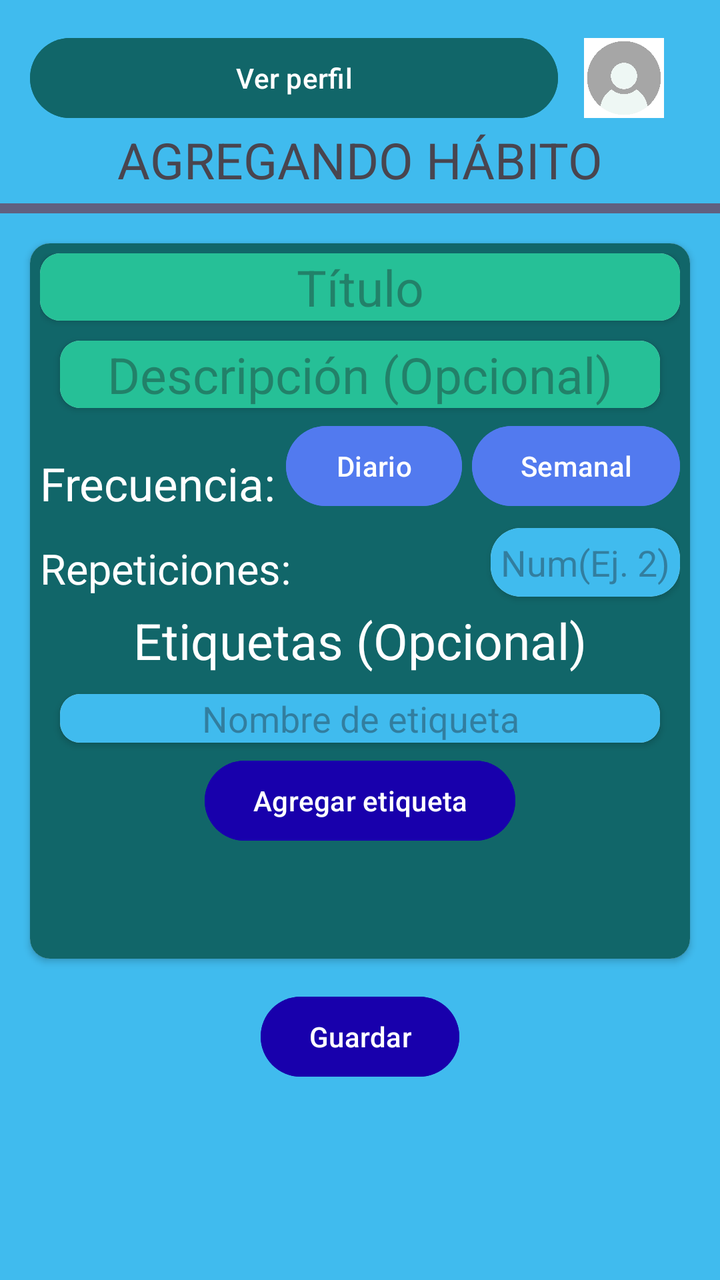
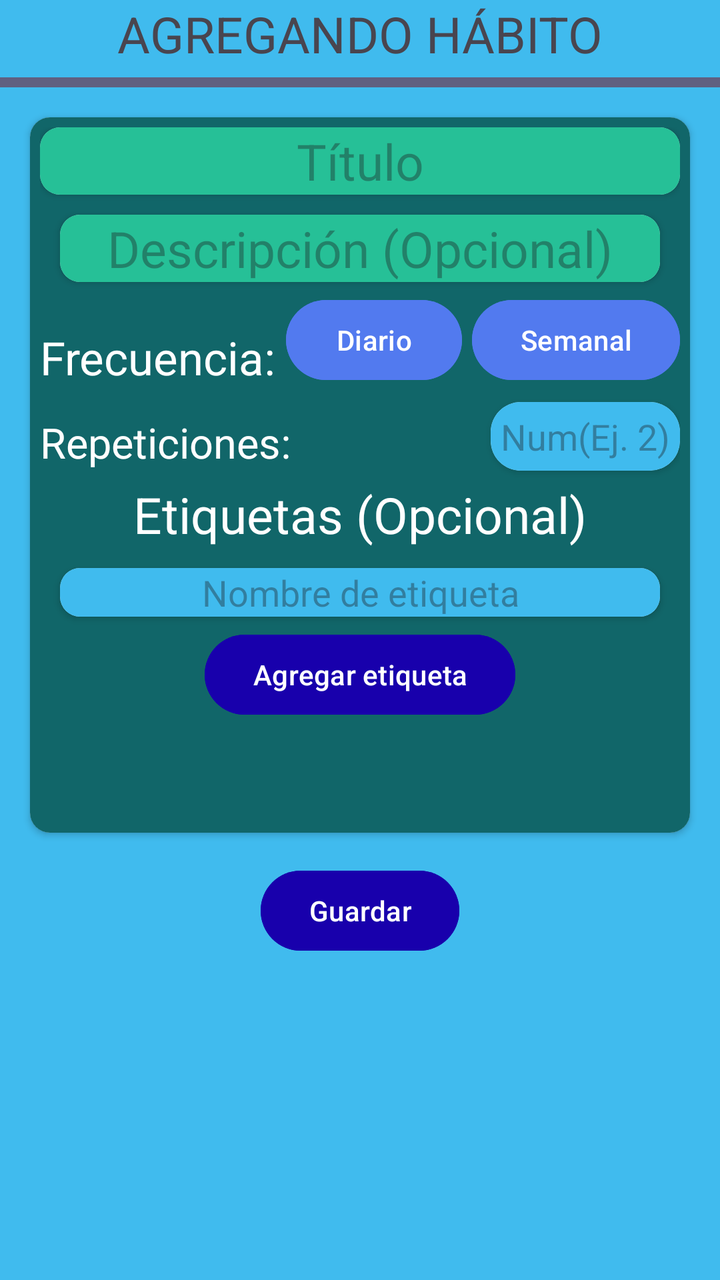

Two renders of the same Android screen: before a commit and after it. Below are the layout's source before the change and the commit's diff.
<!-- AndroidManifest.xml: application theme Theme.SuperSexiBoys -->
<!-- res/layout/activity_agregando_habitos.xml -->
<?xml version="1.0" encoding="utf-8"?>
<androidx.constraintlayout.widget.ConstraintLayout xmlns:android="http://schemas.android.com/apk/res/android"
    xmlns:app="http://schemas.android.com/apk/res-auto"
    xmlns:tools="http://schemas.android.com/tools"
    android:id="@+id/main"
    android:layout_width="match_parent"
    android:layout_height="match_parent"
    android:background="@color/celeste"
    tools:context=".HabitosActivity">
    <LinearLayout
        android:id="@+id/identifica_usuario"
        app:layout_constraintTop_toTopOf="parent"
        app:layout_constraintStart_toStartOf="parent"
        app:layout_constraintEnd_toEndOf="parent"
        android:layout_width="match_parent"
        android:weightSum="10"
        android:gravity="center"
        android:orientation="horizontal"
        android:layout_margin="15dp"
        android:layout_height="wrap_content">
        <Button
            android:layout_weight="8"
            android:layout_width="0dp"
            android:text="Ver perfil"
            android:backgroundTint="@color/verde_oscuro"
            android:layout_height="wrap_content"/>
        <ImageView
            android:id="@+id/imagen_perfil"
            android:layout_width="0dp"
            android:layout_weight="2"
            android:layout_height="40dp"
            android:src="@drawable/perfilvacio"/>
    </LinearLayout>

    <TextView
        android:id="@+id/agrega_habito_text"
        app:layout_constraintTop_toBottomOf="@+id/identifica_usuario"
        android:layout_width="wrap_content"
        app:layout_constraintStart_toStartOf="parent"
        app:layout_constraintEnd_toEndOf="parent"
        android:text="AGREGANDO HÁBITO"
        android:textSize="25sp"
        android:layout_height="wrap_content"/>
    <TextView
        android:id="@+id/linea"
        android:layout_width="match_parent"
        android:layout_height="5dp"
        android:layout_marginTop="5dp"
        android:layout_marginBottom="5dp"
        app:layout_constraintTop_toBottomOf="@+id/agrega_habito_text"
        app:layout_constraintStart_toStartOf="parent"
        app:layout_constraintEnd_toEndOf="parent"
        android:background="@color/plomo_oscuro"/>

    <androidx.cardview.widget.CardView
        android:id="@+id/bloque_agregar_habito"
        app:layout_constraintTop_toBottomOf="@+id/linea"
        app:layout_constraintStart_toStartOf="parent"
        app:layout_constraintEnd_toEndOf="parent"
        android:layout_width="match_parent"
        android:layout_margin="15dp"
        app:cardCornerRadius="10dp"
        android:layout_height="wrap_content">
        <androidx.constraintlayout.widget.ConstraintLayout
            android:padding="5dp"
            android:layout_width="match_parent"
            android:background="@color/verde_oscuro"
            android:layout_height="match_parent">
            <androidx.cardview.widget.CardView
                android:id="@+id/titulo"
                android:layout_width="match_parent"
                app:layout_constraintStart_toStartOf="parent"
                app:layout_constraintTop_toTopOf="parent"
                app:cardCornerRadius="10dp"
                android:layout_height="wrap_content">
                <LinearLayout
                    android:layout_width="match_parent"
                    android:orientation="vertical"
                    android:layout_height="wrap_content">
                    <EditText
                        android:id="@+id/edit_titulo"
                        android:background="@color/verde_claro"
                        android:hint="Título"
                        android:gravity="center"
                        android:layout_width="match_parent"
                        android:textColor="@color/white"
                        android:textSize="25sp"
                        android:layout_height="wrap_content" />
                </LinearLayout>
            </androidx.cardview.widget.CardView>
            
            <androidx.cardview.widget.CardView
                android:id="@+id/descripcion"
                android:layout_width="match_parent"
                app:layout_constraintTop_toBottomOf="@+id/titulo"
                app:cardCornerRadius="10dp"
                android:layout_margin="10dp"
                android:layout_height="wrap_content">
                <LinearLayout
                    android:layout_width="match_parent"
                    android:orientation="vertical"
                    android:layout_height="wrap_content">
                    <EditText
                        android:id="@+id/edit_descripcion"
                        android:background="@color/verde_claro"
                        android:hint="Descripción (Opcional)"
                        android:gravity="center"
                        android:layout_width="match_parent"
                        android:textColor="@color/white"
                        android:textSize="25sp"
                        android:layout_height="wrap_content" />
                </LinearLayout>
            </androidx.cardview.widget.CardView>

            <TextView
                android:id="@+id/text_frecuencia"
                app:layout_constraintBottom_toBottomOf="@+id/button_diario"
                app:layout_constraintStart_toStartOf="parent"
                android:layout_width="wrap_content"
                android:layout_height="wrap_content"
                android:textColor="@color/white"
                android:textSize="23sp"
                android:text="Frecuencia:"/>
            <Button
                android:id="@+id/button_diario"
                android:layout_margin="5dp"
                app:layout_constraintStart_toEndOf="@id/text_frecuencia"
                app:layout_constraintTop_toBottomOf="@+id/descripcion"
                android:backgroundTint="@color/azul_pastel"
                android:layout_width="wrap_content"
                android:layout_height="wrap_content"
                android:text="Diario"/>
            <Button
                android:id="@+id/button_semanal"
                android:layout_margin="5dp"
                app:layout_constraintStart_toEndOf="@+id/button_diario"
                app:layout_constraintTop_toBottomOf="@+id/descripcion"
                android:backgroundTint="@color/azul_pastel"
                android:layout_width="wrap_content"
                android:layout_height="wrap_content"
                android:text="Semanal"/>

            <TextView
                android:id="@+id/text_repeticiones"
                app:layout_constraintBottom_toBottomOf="@+id/cardview_rep"
                app:layout_constraintStart_toStartOf="parent"
                android:layout_width="wrap_content"
                android:layout_height="wrap_content"
                android:textColor="@color/white"
                android:textSize="21sp"
                android:text="Repeticiones:"/>
            <androidx.cardview.widget.CardView
                android:id="@+id/cardview_rep"
                android:layout_width="wrap_content"
                android:layout_marginTop="7dp"
                app:cardCornerRadius="15dp"
                app:layout_constraintTop_toBottomOf="@+id/text_frecuencia"
                app:layout_constraintEnd_toEndOf="parent"
                android:layout_height="wrap_content">
                <LinearLayout
                    android:layout_width="wrap_content"
                    android:orientation="vertical"
                    android:layout_height="wrap_content">
                    <EditText
                        android:id="@+id/edit_repeticiones"
                        android:layout_width="wrap_content"
                        android:padding="5dp"
                        android:hint="Num(Ej. 2)"
                        android:gravity="center"
                        android:background="@color/celeste"
                        android:layout_height="wrap_content"/>
                </LinearLayout>
            </androidx.cardview.widget.CardView>




            <TextView
                android:layout_marginTop="5dp"
                android:id="@+id/nombre_etiqueta"
                app:layout_constraintTop_toBottomOf="@+id/text_repeticiones"
                app:layout_constraintStart_toStartOf="parent"
                app:layout_constraintEnd_toEndOf="parent"
                android:layout_width="wrap_content"
                android:textColor="@color/white"
                android:layout_height="wrap_content"
                android:text="Etiquetas (Opcional)"
                android:textSize="25sp"/>
            <androidx.cardview.widget.CardView
                android:id="@+id/nombre_etiqueta_edit_text"
                android:layout_width="match_parent"
                app:cardCornerRadius="10dp"
                android:layout_margin="10dp"
                app:layout_constraintTop_toBottomOf="@+id/nombre_etiqueta"
                android:layout_height="wrap_content">
                <LinearLayout
                    android:layout_width="match_parent"
                    android:orientation="vertical"
                    android:layout_height="wrap_content">
                    <EditText
                        android:id="@+id/nombre_de_etiqueta"
                        android:layout_width="match_parent"
                        android:hint="Nombre de etiqueta"
                        android:gravity="center"
                        android:background="@color/celeste"
                        android:layout_height="wrap_content"/>
                </LinearLayout>
            </androidx.cardview.widget.CardView>
            <androidx.recyclerview.widget.RecyclerView
                app:layout_constraintTop_toBottomOf="@+id/agregar_etiqueta_button"
                app:layout_constraintStart_toStartOf="parent"
                app:layout_constraintEnd_toEndOf="parent"
                android:id="@+id/recycler_etiquetas"
                android:layout_width="match_parent"
                android:layout_height="50dp"/>
            <Button
                android:id="@+id/agregar_etiqueta_button"
                android:layout_marginTop="5dp"
                app:layout_constraintTop_toBottomOf="@+id/nombre_etiqueta_edit_text"
                app:layout_constraintStart_toStartOf="parent"
                app:layout_constraintEnd_toEndOf="parent"
                android:layout_width="wrap_content"
                android:text="Agregar etiqueta"
                android:backgroundTint="@color/azul_oscuro"
                android:layout_height="wrap_content"/>
        </androidx.constraintlayout.widget.ConstraintLayout>
    </androidx.cardview.widget.CardView>

    <Button
        android:id="@+id/guardar_habito"
        app:layout_constraintTop_toBottomOf="@+id/bloque_agregar_habito"
        app:layout_constraintStart_toStartOf="parent"
        app:layout_constraintEnd_toEndOf="parent"
        android:layout_width="wrap_content"
        android:text="Guardar"
        android:layout_margin="15dp"
        android:backgroundTint="@color/azul_oscuro"
        android:layout_height="wrap_content"/>


</androidx.constraintlayout.widget.ConstraintLayout>
<!-- resources referenced by this layout -->
<resources>
  <color name="azul_oscuro">#1800AC</color>
  <color name="azul_pastel">#527AEF</color>
  <color name="celeste">#40BBEE</color>
  <color name="plomo_oscuro">#606080</color>
  <color name="verde_claro">#26C097</color>
  <color name="verde_oscuro">#116669</color>
  <color name="white">#FFFFFFFF</color>
  <!-- drawable perfilvacio: jpg bitmap (drawable, 13526 bytes) -->
  <style name="Theme.SuperSexiBoys" parent="Base.Theme.SuperSexiBoys" />
  <style name="Base.Theme.SuperSexiBoys" parent="Theme.Material3.DayNight.NoActionBar">
          
          
      </style>
</resources>

<!-- the commit's change to res/layout/activity_agregando_habitos.xml (unified diff, before → after) -->
@@ -7,34 +7,11 @@
     android:layout_height="match_parent"
     android:background="@color/celeste"
     tools:context=".HabitosActivity">
-    <LinearLayout
-        android:id="@+id/identifica_usuario"
-        app:layout_constraintTop_toTopOf="parent"
-        app:layout_constraintStart_toStartOf="parent"
-        app:layout_constraintEnd_toEndOf="parent"
-        android:layout_width="match_parent"
-        android:weightSum="10"
-        android:gravity="center"
-        android:orientation="horizontal"
-        android:layout_margin="15dp"
-        android:layout_height="wrap_content">
-        <Button
-            android:layout_weight="8"
-            android:layout_width="0dp"
-            android:text="Ver perfil"
-            android:backgroundTint="@color/verde_oscuro"
-            android:layout_height="wrap_content"/>
-        <ImageView
-            android:id="@+id/imagen_perfil"
-            android:layout_width="0dp"
-            android:layout_weight="2"
-            android:layout_height="40dp"
-            android:src="@drawable/perfilvacio"/>
-    </LinearLayout>
+
 
     <TextView
         android:id="@+id/agrega_habito_text"
-        app:layout_constraintTop_toBottomOf="@+id/identifica_usuario"
+        app:layout_constraintTop_toTopOf="parent"
         android:layout_width="wrap_content"
         app:layout_constraintStart_toStartOf="parent"
         app:layout_constraintEnd_toEndOf="parent"
<!-- resource entries referenced after the edit -->
@@ -7,7 +7,6 @@
   <color name="verde_claro">#26C097</color>
   <color name="verde_oscuro">#116669</color>
   <color name="white">#FFFFFFFF</color>
-  <!-- drawable perfilvacio: jpg bitmap (drawable, 13526 bytes) -->
   <style name="Theme.SuperSexiBoys" parent="Base.Theme.SuperSexiBoys" />
   <style name="Base.Theme.SuperSexiBoys" parent="Theme.Material3.DayNight.NoActionBar">
           
